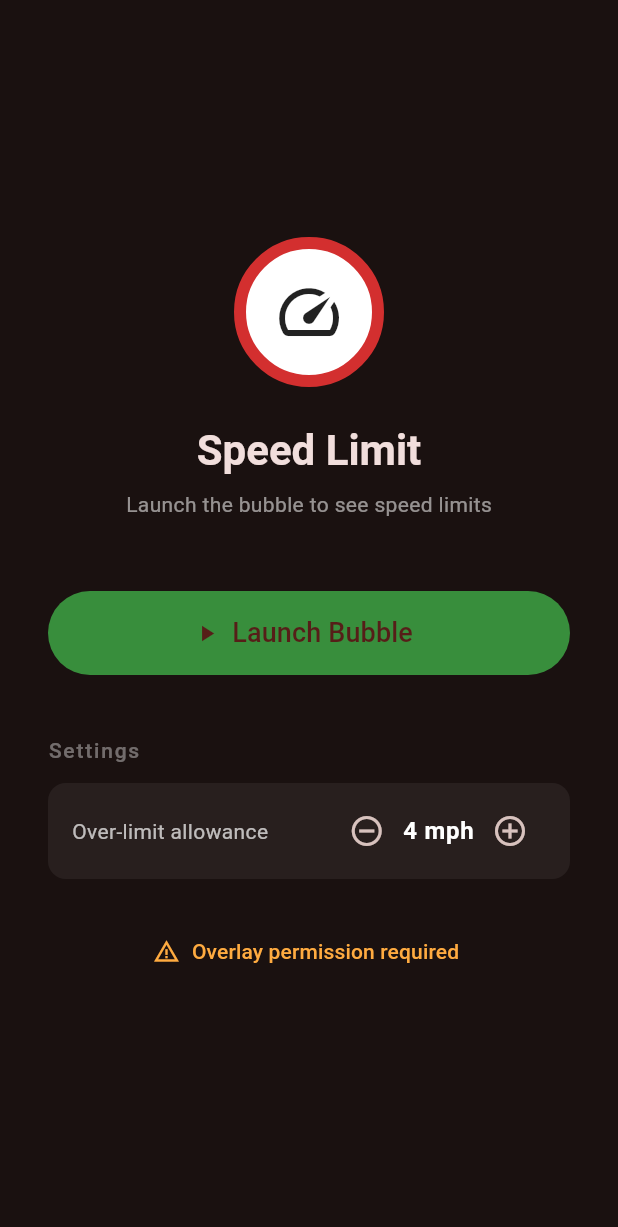
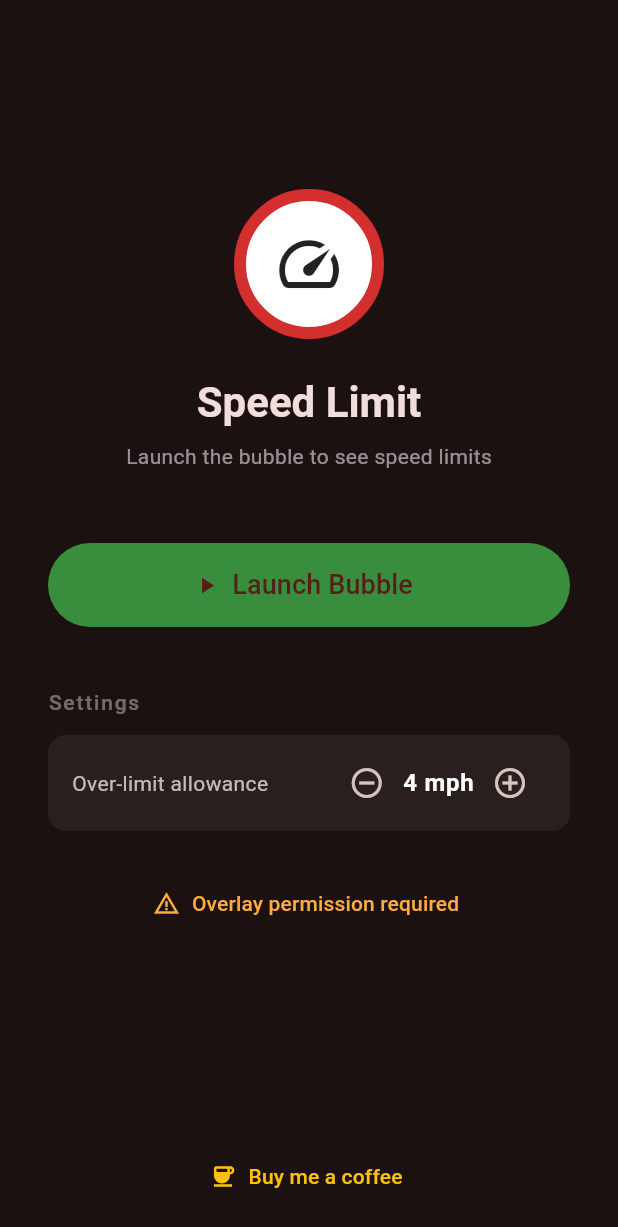
Before and after one commit to cmaujean/speed-limit, a Flutter app: the screen it shows after launch, after a tap on the "remove circle outline" icon, on a phone screen of 412 x 824 dp. Shown: the top 1227 px of the screen. Run offline on Flutter 3.47's test engine with Material 3 defaults, Android fonts, the phone set to English and light mode, and no system bars; our stand-ins replace geolocator.

Commit message:
buy me a coffee

```diff
--- a/lib/main.dart
+++ b/lib/main.dart
@@ -2,6 +2,7 @@ import 'dart:io';
 
 import 'package:flutter/material.dart';
 import 'package:geolocator/geolocator.dart';
+import 'package:url_launcher/url_launcher.dart';
 
 import 'services/overlay_service.dart';
 
@@ -119,8 +120,8 @@ class _HomePageState extends State<HomePage> with WidgetsBindingObserver {
           child: Padding(
             padding: const EdgeInsets.symmetric(horizontal: 32),
             child: Column(
-              mainAxisAlignment: MainAxisAlignment.center,
               children: [
+                const Spacer(),
                 // App icon / title
                 Container(
                   width: 100,
@@ -235,6 +236,20 @@ class _HomePageState extends State<HomePage> with WidgetsBindingObserver {
                     label: 'Location permission required',
                     onTap: _requestLocationPermission,
                   ),
+
+                const Spacer(),
+
+                // Buy me a coffee
+                TextButton.icon(
+                  onPressed: () => launchUrl(
+                    Uri.parse('https://buymeacoffee.com/4dvu1r9nsh'),
+                    mode: LaunchMode.externalApplication,
+                  ),
+                  icon: const Icon(Icons.coffee, size: 18),
+                  label: const Text('Buy me a coffee'),
+                  style: TextButton.styleFrom(foregroundColor: Colors.amber),
+                ),
+                const SizedBox(height: 16),
               ],
             ),
           ),
--- a/pubspec.yaml
+++ b/pubspec.yaml
@@ -11,6 +11,7 @@ dependencies:
     sdk: flutter
   cupertino_icons: ^1.0.8
   geolocator: ^14.0.0
+  url_launcher: ^6.2.0
 
 dev_dependencies:
   flutter_test:
```
Also changed, not shown: pubspec.lock, 6 other files.
